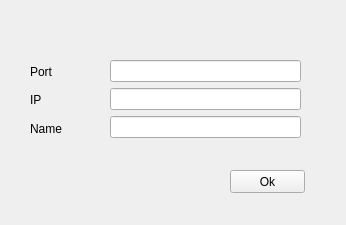
First picture: the form in QTClient/loginwindow.ui, repository icarazob/TCPVideoChatQT, before the edit.
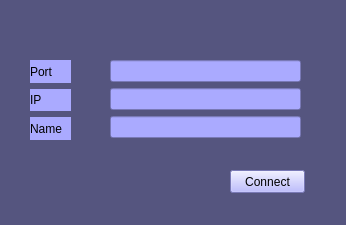
Second picture: the form after the edit.

```diff
--- a/QTClient/loginwindow.ui
+++ b/QTClient/loginwindow.ui
@@ -13,6 +13,9 @@
   <property name="windowTitle">
    <string>Login</string>
   </property>
+  <property name="styleSheet">
+   <string notr="true">background-color: rgb(85, 85, 127);</string>
+  </property>
   <widget class="QPushButton" name="okButton">
    <property name="geometry">
     <rect>
@@ -22,8 +25,11 @@
      <height>23</height>
     </rect>
    </property>
+   <property name="styleSheet">
+    <string notr="true">background-color: rgb(170, 170, 255);</string>
+   </property>
    <property name="text">
-    <string>Ok</string>
+    <string>Connect</string>
    </property>
   </widget>
   <widget class="QWidget" name="verticalLayoutWidget">
@@ -38,6 +44,9 @@
    <layout class="QVBoxLayout" name="verticalLayout">
     <item>
      <widget class="QLabel" name="label_2">
+      <property name="styleSheet">
+       <string notr="true">background-color: rgb(170, 170, 255);</string>
+      </property>
       <property name="text">
        <string>Port</string>
       </property>
@@ -45,6 +54,9 @@
     </item>
     <item>
      <widget class="QLabel" name="label">
+      <property name="styleSheet">
+       <string notr="true">background-color: rgb(170, 170, 255);</string>
+      </property>
       <property name="text">
        <string>IP</string>
       </property>
@@ -52,6 +64,9 @@
     </item>
     <item>
      <widget class="QLabel" name="label_3">
+      <property name="styleSheet">
+       <string notr="true">background-color: rgb(170, 170, 255);</string>
+      </property>
       <property name="text">
        <string>Name</string>
       </property>
@@ -70,13 +85,25 @@
    </property>
    <layout class="QVBoxLayout" name="verticalLayout_2">
     <item>
-     <widget class="QLineEdit" name="portLineEdit"/>
+     <widget class="QLineEdit" name="portLineEdit">
+      <property name="styleSheet">
+       <string notr="true">background-color: rgb(170, 170, 255);</string>
+      </property>
+     </widget>
     </item>
     <item>
-     <widget class="QLineEdit" name="ipLineEdit"/>
+     <widget class="QLineEdit" name="ipLineEdit">
+      <property name="styleSheet">
+       <string notr="true">background-color: rgb(170, 170, 255);</string>
+      </property>
+     </widget>
     </item>
     <item>
-     <widget class="QLineEdit" name="nameLineEdit"/>
+     <widget class="QLineEdit" name="nameLineEdit">
+      <property name="styleSheet">
+       <string notr="true">background-color: rgb(170, 170, 255);</string>
+      </property>
+     </widget>
     </item>
    </layout>
   </widget>
```
